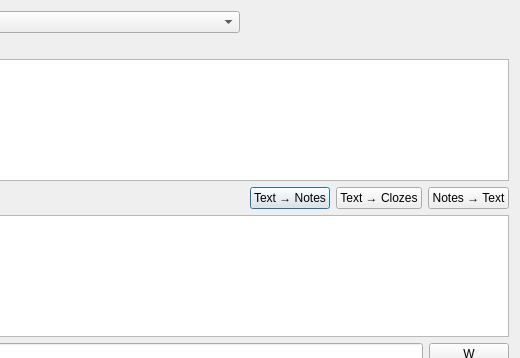
Old version of the form mcd/dlgAddMcds.ui in the repository tarix/mcdsupport; both pictures show x 120 to 640 and y 0 to 358 of the 640 by 480 pixel window.
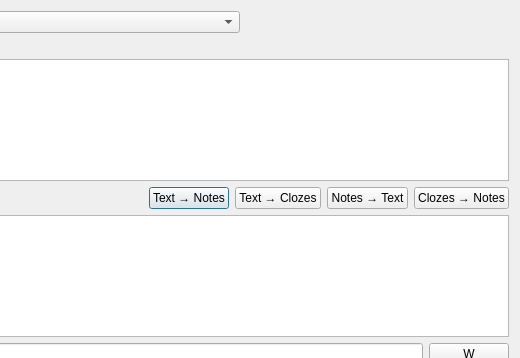
New version of the form.

Diff of the .ui file:
```diff
--- a/mcd/dlgAddMcds.ui
+++ b/mcd/dlgAddMcds.ui
@@ -127,6 +127,13 @@
            </property>
           </widget>
          </item>
+         <item>
+          <widget class="QPushButton" name="pbtClozesToNotes">
+           <property name="text">
+            <string>Clozes → Notes</string>
+           </property>
+          </widget>
+         </item>
         </layout>
        </item>
        <item>
```
